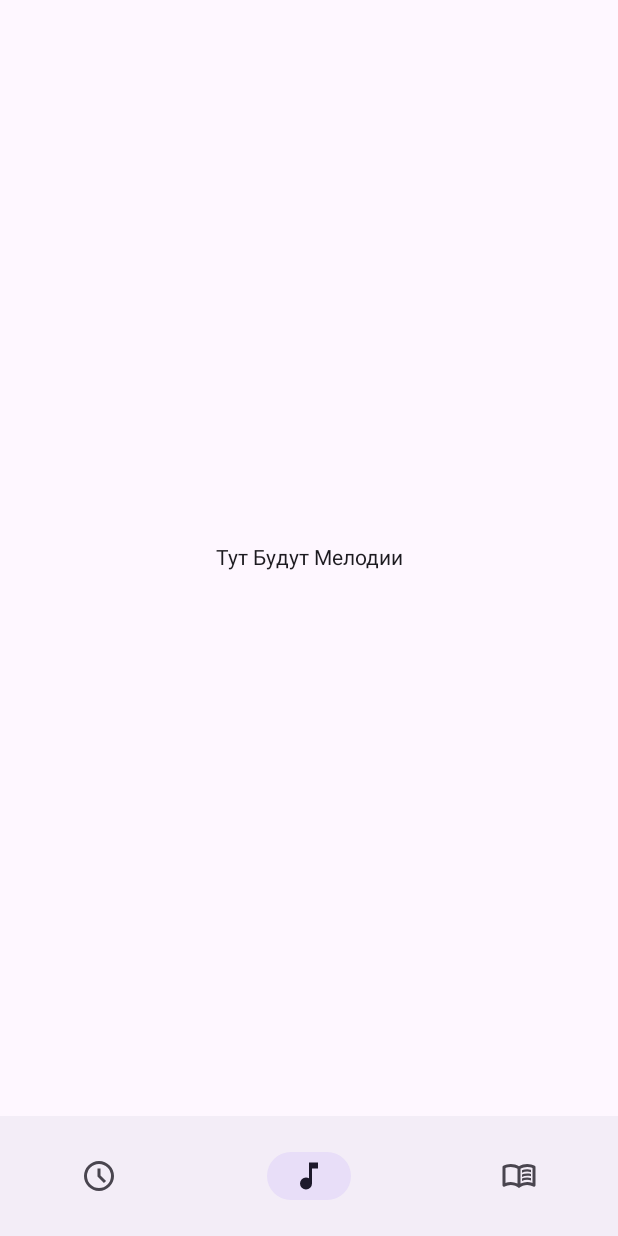
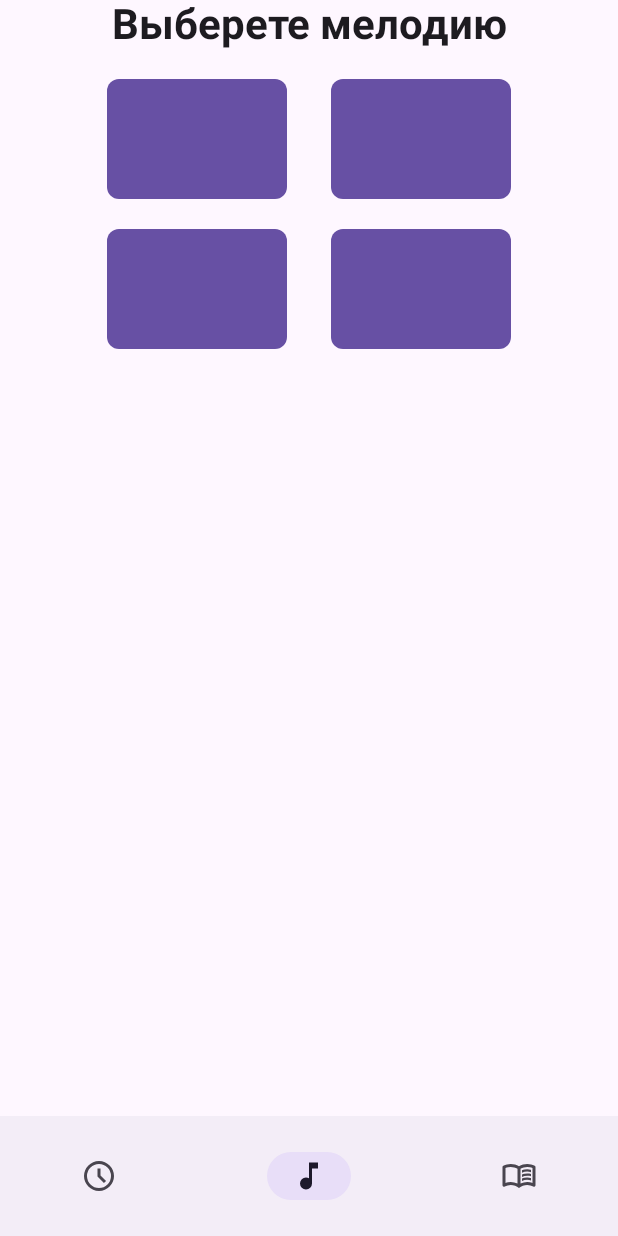
Before and after one commit to hellrunner/alarm-android-application, an Android app built with Jetpack Compose: the MusicScreen screen opened through its navigation route, on a phone screen of 412 x 824 dp. Run offline under Robolectric (Android 15) with nearby library versions, the light colour scheme and no system bars.

Commit message:
Доделать TimePicker

```diff
--- /dev/null
+++ b/app/src/main/java/com/example/alarmapplication/ui/screens/AlarmSettingsScreen.kt
@@ -0,0 +1,12 @@
+package com.example.alarmapplication.ui.screens
+
+import android.app.AlarmManager
+import android.content.BroadcastReceiver
+import androidx.compose.runtime.Composable
+import androidx.compose.ui.tooling.preview.Preview
+
+@Preview
+@Composable
+fun AlarmSettings(){
+
+}
--- a/app/src/main/java/com/example/alarmapplication/ui/screens/MusicScreen.kt
+++ b/app/src/main/java/com/example/alarmapplication/ui/screens/MusicScreen.kt
@@ -1,19 +1,112 @@
 package com.example.alarmapplication.ui.screens
 
+import androidx.compose.foundation.background
+import androidx.compose.foundation.layout.Arrangement
 import androidx.compose.foundation.layout.Box
+import androidx.compose.foundation.layout.Column
+import androidx.compose.foundation.layout.Row
+import androidx.compose.foundation.layout.Spacer
 import androidx.compose.foundation.layout.fillMaxSize
+import androidx.compose.foundation.layout.fillMaxWidth
+import androidx.compose.foundation.layout.height
+import androidx.compose.foundation.layout.padding
+import androidx.compose.foundation.layout.size
+import androidx.compose.foundation.shape.RoundedCornerShape
+import androidx.compose.material3.Button
+import androidx.compose.material3.ExperimentalMaterial3Api
 import androidx.compose.material3.Text
+import androidx.compose.material3.TimePickerColors
+import androidx.compose.material3.TimePickerDefaults
+import androidx.compose.material3.TimePickerLayoutType
+import androidx.compose.material3.TimePickerState
+import androidx.compose.material3.rememberTimePickerState
 import androidx.compose.runtime.Composable
 import androidx.compose.ui.Alignment
 import androidx.compose.ui.Modifier
+import androidx.compose.ui.draw.clip
+import androidx.compose.ui.graphics.Color
+import androidx.compose.ui.graphics.RectangleShape
+import androidx.compose.ui.text.font.FontWeight
+import androidx.compose.ui.tooling.preview.Preview
+import androidx.compose.ui.unit.dp
+import androidx.compose.ui.unit.sp
+
 
 @Composable
 fun MusicScreen() {
-    Box(
-        modifier = Modifier
-            .fillMaxSize(),
-        contentAlignment = Alignment.Center
+    Column(
+        horizontalAlignment = Alignment.CenterHorizontally,
+        modifier = Modifier.fillMaxSize()
     ) {
-        Text(text = "Тут Будут Мелодии")
+        Text(
+            fontWeight = FontWeight.Bold,
+            fontSize = 28.sp,
+            text = "Выберете мелодию"
+        )
+
+        Spacer(modifier = Modifier.height(20.dp))
+
+        Row(
+            modifier = Modifier.fillMaxWidth(0.8f),
+            horizontalArrangement = Arrangement.SpaceEvenly
+        ) {
+            Button(
+                onClick = { /*TODO*/ },
+                modifier = Modifier
+                    .size(120.dp, 80.dp),
+                shape = RoundedCornerShape(8.dp),
+            ) {
+
+            }
+            Button(
+                onClick = { /*TODO*/ },
+                modifier = Modifier.size(120.dp, 80.dp),
+                shape = RoundedCornerShape(8.dp)
+            ) {
+            }
+        }
+
+        Spacer(modifier = Modifier.height(20.dp))
+
+        Row(
+            modifier = Modifier.fillMaxWidth(0.8f),
+            horizontalArrangement = Arrangement.SpaceEvenly) {
+            Button(
+                onClick = { /*TODO*/ },
+                modifier = Modifier
+                    .size(120.dp, 80.dp),
+                shape = RoundedCornerShape(8.dp)
+            ) {
+
+            }
+            Button(
+                onClick = { /*TODO*/ },
+                modifier = Modifier.size(120.dp, 80.dp),
+                shape = RoundedCornerShape(8.dp)
+            ) {
+
+            }
+        }
+        TimePickerView()
+
     }
 }
+
+@Composable
+@ExperimentalMaterial3Api
+fun TimePicker(
+    state: TimePickerState,
+    modifier: Modifier = Modifier,
+    colors: TimePickerColors = TimePickerDefaults.colors(),
+    layoutType: TimePickerLayoutType = TimePickerDefaults.layoutType(),
+) {
+
+}
+
+@OptIn(ExperimentalMaterial3Api::class)
+@Preview
+@Composable
+fun TimePickerView(){
+    val timeState = rememberTimePickerState(11, 30, false)
+    TimePicker(timeState)
+}
```
